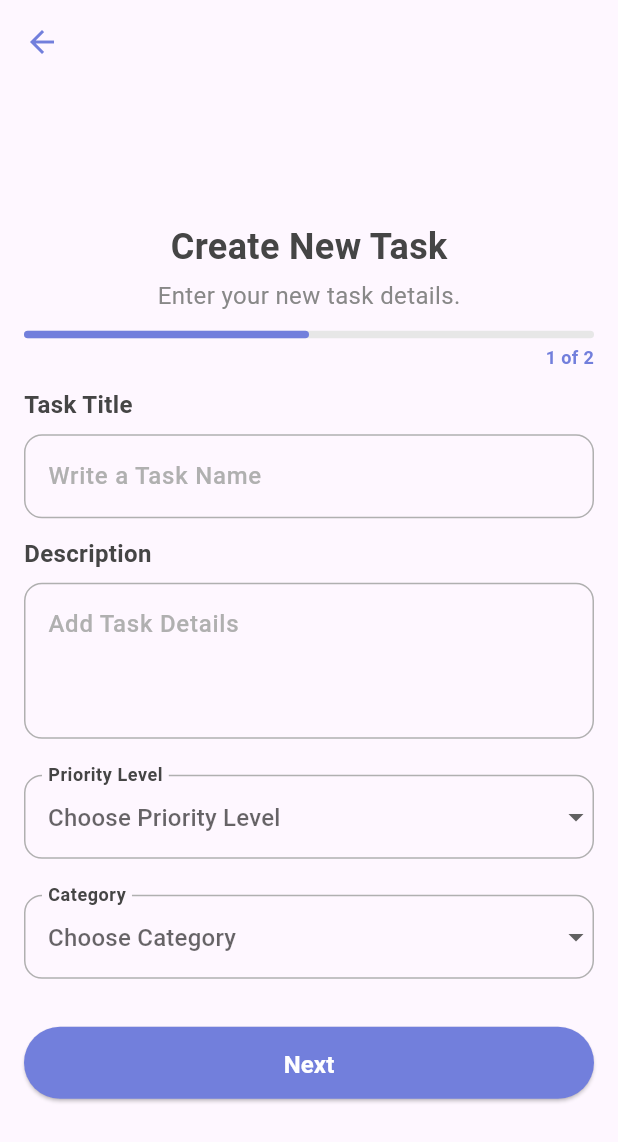
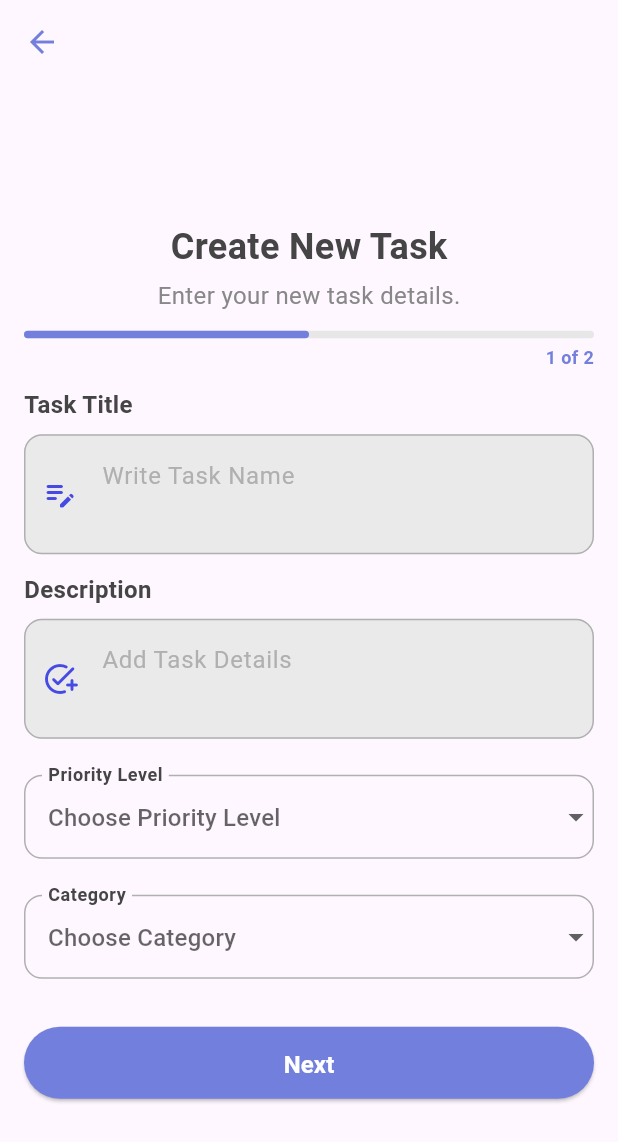
Before and after one commit to Dev-hurl/OrbiTask, a Flutter app: the CreateTask1 screen opened directly, on a phone screen of 412 x 824 dp. Shown: the top 1142 px of the screen. Run offline on Flutter 3.47's test engine with Material 3 defaults, Android fonts, the phone set to English and light mode, and no system bars; our stand-ins replace flutter_svg.

Commit message:
fixed TextFormField

```diff
--- a/lib/Pages/Main/create_task1.dart
+++ b/lib/Pages/Main/create_task1.dart
@@ -1,5 +1,6 @@
 import 'package:flutter/material.dart';
 import 'package:orbitask/Pages/Main/create_task2.dart';
+import 'package:orbitask/Widgets/custom_text_form_field.dart';
 import 'package:orbitask/constants/app_colors.dart';
 import 'package:orbitask/constants/app_fonts.dart';
 
@@ -64,7 +65,9 @@ class _CreateTask1State extends State<CreateTask1> {
                         LinearProgressIndicator(
                           value: 0.5,
                           backgroundColor: AppColors.shark100,
-                            valueColor: AlwaysStoppedAnimation<Color>(AppColors.bgblue),
+                          valueColor: AlwaysStoppedAnimation<Color>(
+                            AppColors.bgblue,
+                          ),
                           borderRadius: BorderRadius.circular(10),
                           minHeight: 5,
                         ),
@@ -76,7 +79,7 @@ class _CreateTask1State extends State<CreateTask1> {
                             fontWeight: AppFonts.semibold,
                             color: AppColors.bgblue,
                           ),
-                          )
+                        ),
                       ],
                     ),
                     SizedBox(height: 12),
@@ -92,24 +95,10 @@ class _CreateTask1State extends State<CreateTask1> {
                           ),
                         ),
                         SizedBox(height: 8),
-                          TextField(
+                        CustomTextFormField(
+                          hinText: 'Write Task Name',
+                          icon: Icons.edit_note_rounded,
                           controller: _titleController,
-                            decoration: InputDecoration(
-                              hintText: 'Write a Task Name',
-                              hintStyle: TextStyle(
-                                color: AppColors.shark300,
-                                fontSize: AppFonts.body,
-                                fontWeight: AppFonts.medium,
-                              ),
-                              enabledBorder: OutlineInputBorder(
-                                borderRadius: BorderRadius.circular(12),
-                                borderSide: BorderSide(color: AppColors.shark300),
-                              ),
-                              focusedBorder: OutlineInputBorder(
-                                borderRadius: BorderRadius.circular(12),
-                                borderSide: BorderSide(color: AppColors.bgblue),
-                              ),
-                            ),
                         ),
                       ],
                     ),
@@ -126,25 +115,10 @@ class _CreateTask1State extends State<CreateTask1> {
                           ),
                         ),
                         SizedBox(height: 8),
-                          TextField(
+                        CustomTextFormField(
+                          hinText: 'Add Task Details',
+                          icon: Icons.add_task_rounded,
                           controller: _descriptionController,
-                            maxLines: 3,
-                            decoration: InputDecoration(
-                              hintText: 'Add Task Details',
-                              hintStyle: TextStyle(
-                                color: AppColors.shark300,
-                                fontSize: AppFonts.body,
-                                fontWeight: AppFonts.medium,
-                              ),
-                              enabledBorder: OutlineInputBorder(
-                                borderRadius: BorderRadius.circular(12),
-                                borderSide: BorderSide(color: AppColors.shark300),
-                              ),
-                              focusedBorder: OutlineInputBorder(
-                                borderRadius: BorderRadius.circular(12),
-                                borderSide: BorderSide(color: AppColors.bgblue),
-                              ),
-                            ),
                         ),
                       ],
                     ),
@@ -163,11 +137,10 @@ class _CreateTask1State extends State<CreateTask1> {
                         enabledBorder: OutlineInputBorder(
                           borderRadius: BorderRadius.circular(12),
                           borderSide: BorderSide(color: AppColors.shark300),
-
                         ),
                         errorBorder: OutlineInputBorder(
                           borderRadius: BorderRadius.circular(12),
-                            borderSide: BorderSide(color: AppColors.error)
+                          borderSide: BorderSide(color: AppColors.error),
                         ),
                         focusedBorder: OutlineInputBorder(
                           borderRadius: BorderRadius.circular(12),
@@ -211,11 +184,11 @@ class _CreateTask1State extends State<CreateTask1> {
                         focusedBorder: OutlineInputBorder(
                           borderRadius: BorderRadius.circular(12),
                           borderSide: BorderSide(color: AppColors.bgblue),
-                          ),errorBorder: OutlineInputBorder(
+                        ),
+                        errorBorder: OutlineInputBorder(
                           borderRadius: BorderRadius.circular(12),
-                            borderSide: BorderSide(color: AppColors.error)
+                          borderSide: BorderSide(color: AppColors.error),
                         ),
-
                       ),
                       items: ['Work', 'Personal', 'School', 'Other']
                           .map(
--- a/lib/Pages/Main/create_task2.dart
+++ b/lib/Pages/Main/create_task2.dart
@@ -107,7 +107,7 @@ class _CreateTask2State extends State<CreateTask2> {
                                 BlendMode.srcIn,
                               ),
                             ),
-                            SizedBox(height: 4),
+                            SizedBox(height: 8),
                             Text(
                               'Reminder',
                               style: TextStyle(
--- /dev/null
+++ b/lib/Widgets/custom_text_form_field.dart
@@ -0,0 +1,63 @@
+import 'package:flutter/material.dart';
+import 'package:orbitask/constants/app_colors.dart';
+import 'package:orbitask/constants/app_fonts.dart';
+
+class CustomTextFormField extends StatelessWidget {
+  final String hinText;
+  final IconData icon;
+  final bool obscureText;
+  final int maxLines;
+  final TextEditingController controller;
+  final TextInputType keyboardType;
+
+  const CustomTextFormField({
+    super.key,
+    required this.hinText,
+    required this.icon,
+    required this.controller,
+    this.maxLines = 2,
+    this.obscureText = false,
+    this.keyboardType = TextInputType.text,
+  });
+
+  @override
+  Widget build(BuildContext context) {
+    return TextFormField(
+      scrollPhysics: NeverScrollableScrollPhysics(),
+      controller: controller,
+      obscureText: obscureText,
+      maxLines: maxLines,
+      decoration: InputDecoration(
+        hintText: hinText,
+        hintStyle: TextStyle(
+          fontSize: AppFonts.body,
+          color: AppColors.shark300,
+        ),
+        prefixIcon: Icon(icon),
+        prefixIconColor: Color(0xff464AE5),
+        filled: true,
+        fillColor: Color(0xffEAEAEA),
+        enabledBorder: OutlineInputBorder(
+          borderRadius: BorderRadius.circular(12),
+          borderSide: BorderSide(
+            color: AppColors.shark300,
+            //width: 1,
+          ),
+        ),
+        focusedBorder: OutlineInputBorder(
+          borderRadius: BorderRadius.circular(12),
+          borderSide: BorderSide(
+            color: AppColors.bgblue,
+            //width: 1,
+          ),
+        ),
+        errorBorder: OutlineInputBorder(
+          borderRadius: BorderRadius.circular(12),
+          borderSide: BorderSide(
+            color: AppColors.error,
+          )
+        )
+      ),
+    );
+  }
+}
--- a/lib/main.dart
+++ b/lib/main.dart
@@ -1,6 +1,5 @@
 import 'package:flutter/material.dart';
 import 'package:orbitask/Pages/Main/create_task2.dart';
-import 'package:orbitask/Pages/Onboarding/onboard1.dart';
 
 void main() {
   runApp(const MyApp());
```
Also changed, not shown: 1 other file. Lines whose indentation alone changed are shown as unchanged.
